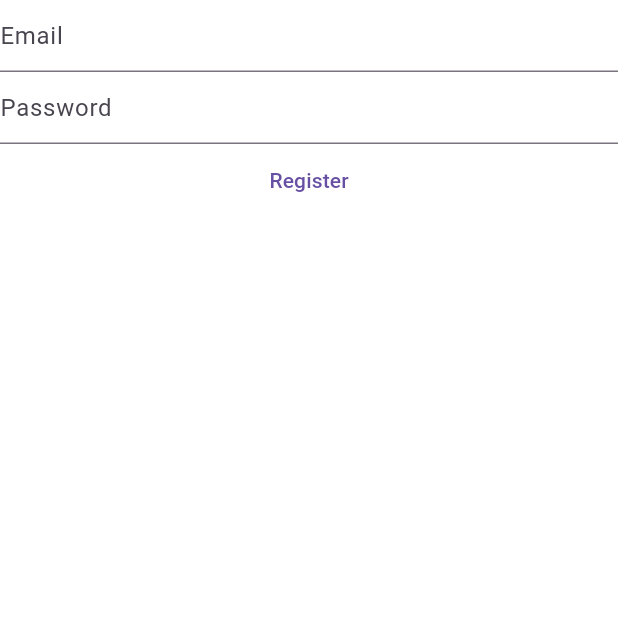
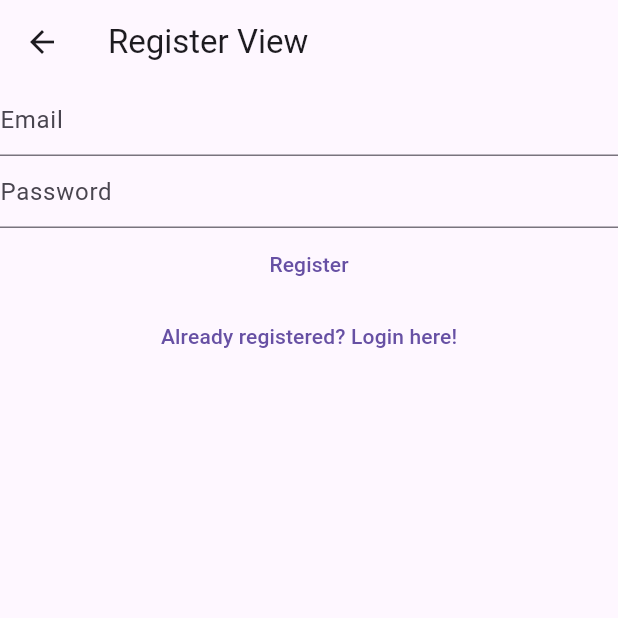
Before and after one commit to JenishLunagariya/my-test-app-bcjn24, a Flutter app: the RegisterView screen opened by its route, on a phone screen of 412 x 824 dp, the top half of it. Run offline on Flutter 3.47's test engine with Material 3 defaults, Android fonts, the phone set to English and light mode, and no system bars; our stand-ins replace firebase_auth, firebase_core; accounts and stored records are empty.

Commit message:
Nav route added

```diff
--- a/lib/views/register_view.dart
+++ b/lib/views/register_view.dart
@@ -1,7 +1,8 @@
 import 'package:firebase_auth/firebase_auth.dart';
-import 'package:firebase_core/firebase_core.dart';
+// import 'package:firebase_core/firebase_core.dart';
 import 'package:flutter/material.dart';
-import 'package:test_application/firebase_options.dart';
+import 'package:flutter/services.dart';
+// import 'package:test_application/firebase_options.dart';
 
 class RegisterView extends StatefulWidget {
   const RegisterView({super.key});
@@ -30,7 +31,9 @@ class _RegisterViewState extends State<RegisterView> {
 
   @override
   Widget build(BuildContext context) {
-    return Column(
+    return Scaffold(
+      appBar: AppBar(title: Text("Register View")),
+      body: Column(
         children: [
           TextField(
             controller: _email,
@@ -69,7 +72,14 @@ class _RegisterViewState extends State<RegisterView> {
             },
             child: const Text("Register"),
           ),
+          TextButton(
+              onPressed: () {
+                Navigator.of(context)
+                    .pushNamedAndRemoveUntil('/login/', (route) => false);
+              },
+              child: const Text("Already registered? Login here!"))
         ],
+      ),
     );
   }
 }
```
Lines whose indentation alone changed are shown as unchanged.
